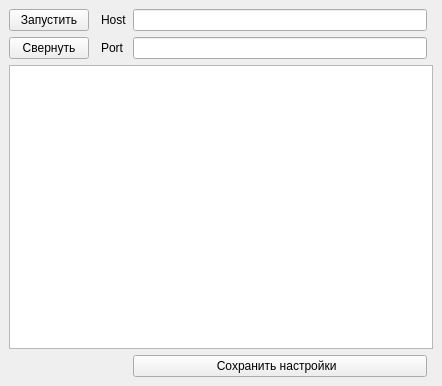
Before: the Qt Designer form WebSocket/Server/mainwindow.ui in MaksimGor/RPM, drawn with Qt 5.
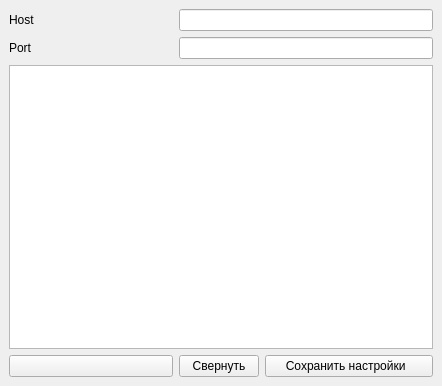
After: the same form once the commit is applied. Icons and pictures are not drawn.

```diff
--- a/WebSocket/Server/mainwindow.ui
+++ b/WebSocket/Server/mainwindow.ui
@@ -19,48 +19,48 @@
   </property>
   <widget class="QWidget" name="centralwidget">
    <layout class="QGridLayout" name="gridLayout">
-    <item row="4" column="0" colspan="5">
-     <widget class="QTextEdit" name="textEdit">
-      <property name="readOnly">
-       <bool>true</bool>
+    <item row="5" column="3">
+     <widget class="QPushButton" name="SaveSetting">
+      <property name="text">
+       <string>     Сохранить настройки       </string>
       </property>
      </widget>
     </item>
-    <item row="2" column="3">
-     <widget class="QLineEdit" name="host"/>
-    </item>
-    <item row="3" column="3">
-     <widget class="QLineEdit" name="port"/>
-    </item>
-    <item row="2" column="2">
+    <item row="2" column="0">
      <widget class="QLabel" name="host_label">
       <property name="text">
        <string>Host</string>
       </property>
      </widget>
     </item>
-    <item row="3" column="2">
+    <item row="3" column="0">
      <widget class="QLabel" name="port_label">
       <property name="text">
        <string>Port</string>
       </property>
      </widget>
     </item>
-    <item row="2" column="0">
+    <item row="2" column="2" colspan="2">
+     <widget class="QLineEdit" name="host"/>
+    </item>
+    <item row="3" column="2" colspan="2">
+     <widget class="QLineEdit" name="port"/>
+    </item>
+    <item row="4" column="0" colspan="4">
+     <widget class="QTextEdit" name="textEdit">
+      <property name="readOnly">
+       <bool>true</bool>
+      </property>
+     </widget>
+    </item>
+    <item row="5" column="0" colspan="2">
      <widget class="QPushButton" name="onoff">
       <property name="text">
-       <string>Запустить</string>
+       <string/>
       </property>
      </widget>
     </item>
-    <item row="5" column="3">
-     <widget class="QPushButton" name="SaveSetting">
-      <property name="text">
-       <string>     Сохранить настройки       </string>
-      </property>
-     </widget>
-    </item>
-    <item row="3" column="0">
+    <item row="5" column="2">
      <widget class="QPushButton" name="callapse">
       <property name="text">
        <string>Свернуть</string>
```
